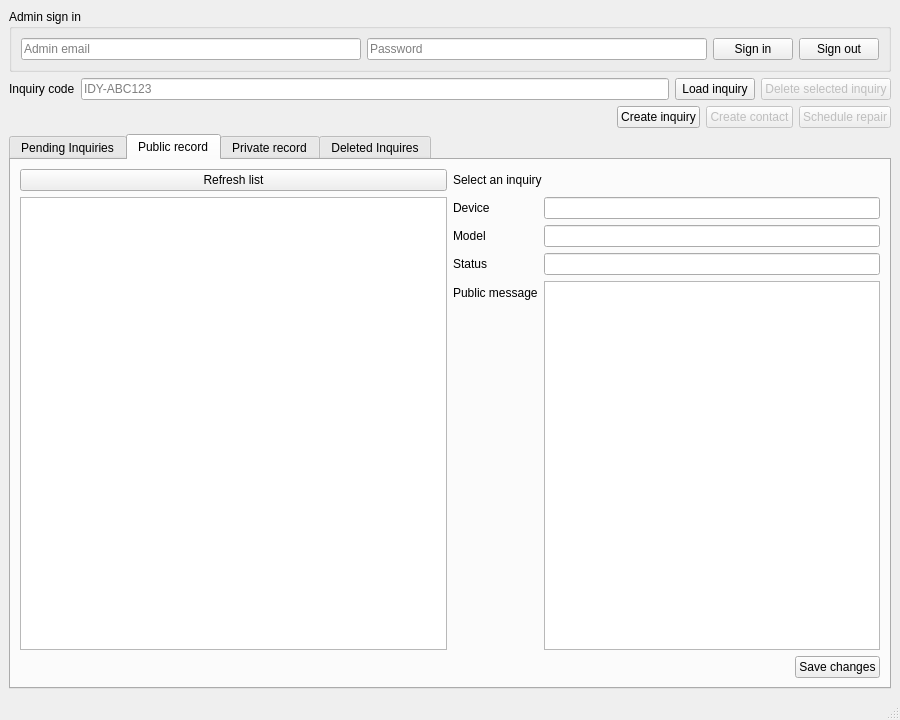
Above: mainidyll.ui from RayGahler/IdyllwildApp before the change. Below: the same form after it.
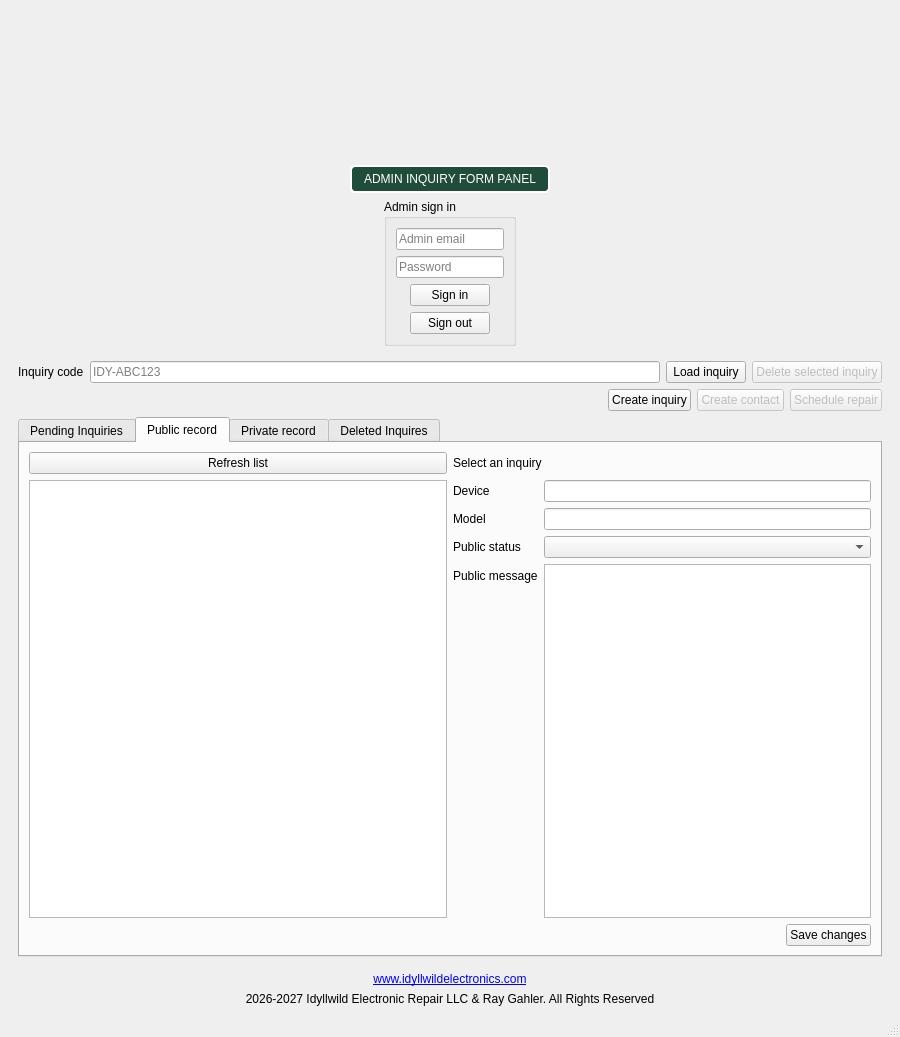
That is the form after the change. The open tabs and pages were chosen to show the change.

```diff
--- a/mainidyll.ui
+++ b/mainidyll.ui
@@ -9,17 +9,27 @@
   <widget class="QWidget" name="centralwidget">
    <layout class="QVBoxLayout" name="mainLayout">
     <item>
+     <layout class="QVBoxLayout" name="brandLayout">
+      <item alignment="Qt::AlignHCenter"><widget class="QLabel" name="businessLogoLabel"><property name="minimumSize"><size><width>150</width><height>150</height></size></property><property name="maximumSize"><size><width>150</width><height>150</height></size></property><property name="alignment"><set>Qt::AlignCenter</set></property></widget></item>
+      <item alignment="Qt::AlignHCenter"><widget class="QLabel" name="panelTitleLabel"><property name="text"><string>ADMIN INQUIRY FORM PANEL</string></property><property name="alignment"><set>Qt::AlignCenter</set></property><property name="styleSheet"><string notr="true">color: white; background-color: #1f4d3a; border: 2px solid white; border-radius: 5px; padding: 5px 12px;</string></property></widget></item>
+     </layout>
+    </item>
+    <item alignment="Qt::AlignHCenter">
      <widget class="QGroupBox" name="signInGroup">
       <property name="title"><string>Admin sign in</string></property>
-      <layout class="QHBoxLayout" name="signInLayout">
+      <property name="maximumSize"><size><width>500</width><height>16777215</height></size></property>
+      <layout class="QVBoxLayout" name="signInLayout">
        <item><widget class="QLineEdit" name="emailEdit"><property name="placeholderText"><string>Admin email</string></property></widget></item>
        <item><widget class="QLineEdit" name="passwordEdit"><property name="echoMode"><enum>QLineEdit::Password</enum></property><property name="placeholderText"><string>Password</string></property></widget></item>
-       <item><widget class="QPushButton" name="signInButton"><property name="text"><string>Sign in</string></property></widget></item>
-       <item><widget class="QPushButton" name="signOutButton"><property name="text"><string>Sign out</string></property></widget></item>
+       <item alignment="Qt::AlignHCenter"><widget class="QPushButton" name="signInButton"><property name="text"><string>Sign in</string></property></widget></item>
+       <item alignment="Qt::AlignHCenter"><widget class="QPushButton" name="signOutButton"><property name="text"><string>Sign out</string></property></widget></item>
       </layout>
      </widget>
     </item>
     <item>
+     <widget class="QWidget" name="workspaceWidget">
+      <layout class="QVBoxLayout" name="workspaceLayout">
+       <item>
      <layout class="QHBoxLayout" name="lookupLayout">
       <item><widget class="QLabel" name="codeLabel"><property name="text"><string>Inquiry code</string></property></widget></item>
       <item><widget class="QLineEdit" name="codeEdit"><property name="placeholderText"><string>IDY-ABC123</string></property></widget></item>
@@ -30,7 +40,7 @@
       </widget></item>
      </layout>
     </item>
-    <item>
+       <item>
      <layout class="QHBoxLayout" name="inquiryActions">
       <item><spacer name="inquiryActionsSpacer">
        <property name="orientation"><enum>Qt::Horizontal</enum></property>
@@ -49,7 +59,7 @@
       </widget></item>
      </layout>
     </item>
-    <item>
+       <item>
      <widget class="QTabWidget" name="inquiryTabs">
       <widget class="QWidget" name="pendingTab">
        <attribute name="title"><string>Pending Inquiries</string></attribute>
@@ -86,7 +96,7 @@
              <item row="7" column="0"><widget class="QLabel" name="pendingAddressLabel"><property name="text"><string>Address</string></property></widget></item>
              <item row="7" column="1"><widget class="QPlainTextEdit" name="pendingAddressEdit"/></item>
              <item row="8" column="0"><widget class="QLabel" name="pendingStatusLabel"><property name="text"><string>Public status</string></property></widget></item>
-             <item row="8" column="1"><widget class="QLineEdit" name="pendingStatusEdit"><property name="text"><string>Received</string></property></widget></item>
+            <item row="8" column="1"><widget class="QComboBox" name="pendingStatusEdit"/></item>
              <item row="9" column="0"><widget class="QLabel" name="pendingMessageLabel"><property name="text"><string>Public message</string></property></widget></item>
              <item row="9" column="1"><widget class="QPlainTextEdit" name="pendingMessageEdit"/></item>
             </layout>
@@ -127,8 +137,8 @@
             <item row="0" column="1"><widget class="QLineEdit" name="publicDeviceEdit"/></item>
             <item row="1" column="0"><widget class="QLabel" name="publicModelLabel"><property name="text"><string>Model</string></property></widget></item>
             <item row="1" column="1"><widget class="QLineEdit" name="publicModelEdit"/></item>
-            <item row="2" column="0"><widget class="QLabel" name="statusLabel"><property name="text"><string>Status</string></property></widget></item>
-            <item row="2" column="1"><widget class="QLineEdit" name="statusEdit"/></item>
+            <item row="2" column="0"><widget class="QLabel" name="statusLabel"><property name="text"><string>Public status</string></property></widget></item>
+            <item row="2" column="1"><widget class="QComboBox" name="statusEdit"/></item>
             <item row="3" column="0"><widget class="QLabel" name="publicMessageLabel"><property name="text"><string>Public message</string></property></widget></item>
             <item row="3" column="1"><widget class="QPlainTextEdit" name="publicMessageEdit"/></item>
            </layout>
@@ -143,7 +153,8 @@
        <layout class="QVBoxLayout" name="privateCollectionLayout">
         <item>
          <layout class="QHBoxLayout" name="privateCollectionToolbar">
-          <item><widget class="QPushButton" name="refreshPrivateButton"><property name="text"><string>Refresh list</string></property></widget></item>
+          <item><widget class="QPushButton" name="refreshPrivateButton"><property name="sizePolicy"><sizepolicy hsizetype="Expanding" vsizetype="Fixed"><horstretch>1</horstretch><verstretch>0</verstretch></sizepolicy></property><property name="text"><string>Refresh list</string></property></widget></item>
+          <item><widget class="QComboBox" name="privateInquiryFilter"><property name="sizePolicy"><sizepolicy hsizetype="Expanding" vsizetype="Fixed"><horstretch>1</horstretch><verstretch>0</verstretch></sizepolicy></property><property name="toolTip"><string>Filter inquiries by status category</string></property></widget></item>
           <item><widget class="QLabel" name="privateSelectedCodeLabel"><property name="text"><string>Select an inquiry</string></property></widget></item>
          </layout>
         </item>
@@ -201,7 +212,12 @@
        </layout>
       </widget>
      </widget>
+       </item>
+      </layout>
+     </widget>
     </item>
+    <item><widget class="QLabel" name="websiteLabel"><property name="text"><string>&lt;a href="https://www.idyllwildelectronics.com/"&gt;www.idyllwildelectronics.com&lt;/a&gt;</string></property><property name="alignment"><set>Qt::AlignCenter</set></property><property name="openExternalLinks"><bool>true</bool></property></widget></item>
+    <item><widget class="QLabel" name="copyrightLabel"><property name="text"><string>2026-2027 Idyllwild Electronic Repair LLC &amp; Ray Gahler. All Rights Reserved</string></property><property name="alignment"><set>Qt::AlignCenter</set></property></widget></item>
    </layout>
   </widget>
   <widget class="QStatusBar" name="statusbar"/>
```
